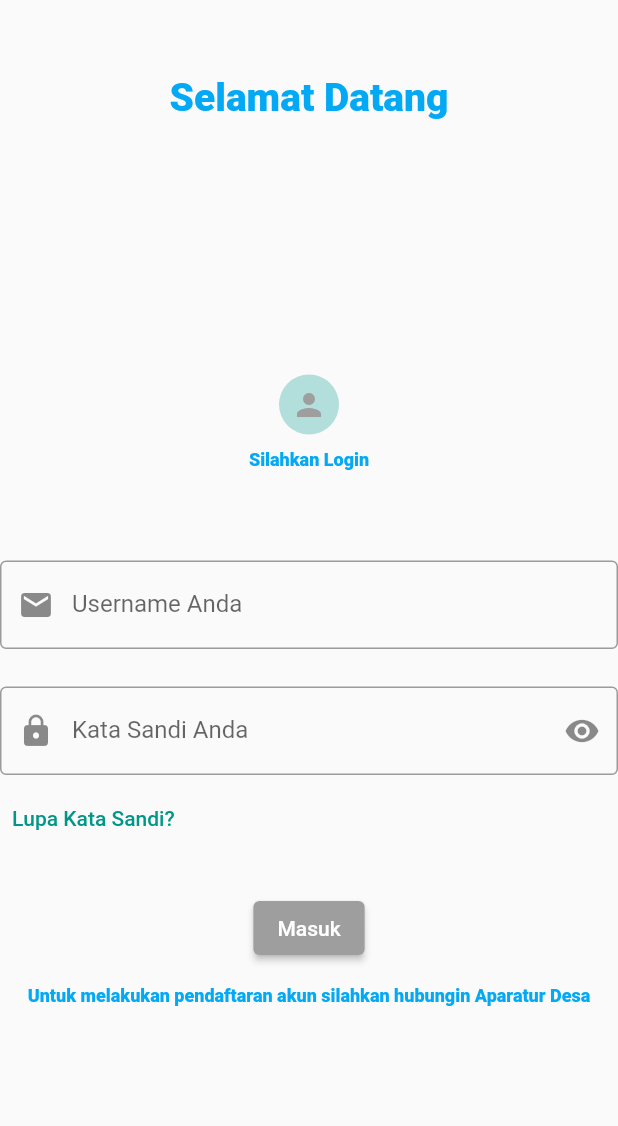
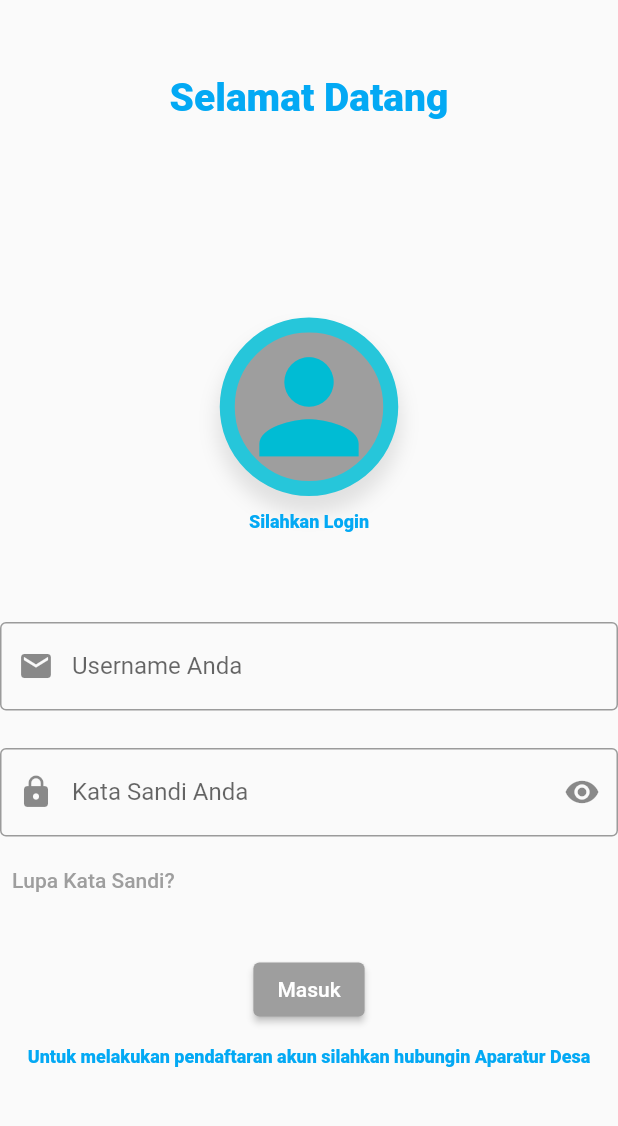
Before and after one commit to thesquad7/said_mobile, a Flutter app: the screen it shows after launch, on a phone screen of 412 x 824 dp, the part 77-1203 px from its top. Run offline on Flutter 3.47's test engine with Material 2 defaults, Android fonts, the phone set to English and light mode, and no system bars; our stand-ins replace table_calendar.

Commit message:
UI-Complate

```diff
--- a/lib/config/navigation.dart
+++ b/lib/config/navigation.dart
@@ -1,3 +1,5 @@
+// ignore_for_file: prefer_const_constructors
+
 import 'package:flutter/material.dart';
 import 'package:said/page/auth/recovery.dart';
 import 'package:said/page/mainpage/home.dart';
--- a/lib/page/auth/login.dart
+++ b/lib/page/auth/login.dart
@@ -12,7 +12,7 @@ class LoginUI extends StatelessWidget {
       debugShowCheckedModeBanner: false,
       title: "Said",
       theme: ThemeData(
-        primarySwatch: Colors.teal,
+        primarySwatch: Colors.grey,
       ),
       home: Scaffold(
         body: const MyLogin(),
@@ -58,20 +58,25 @@ class MyLogin extends StatelessWidget {
                       ),
                     ),
                      const SizedBox(
-                      height: 170,
+                      height: 132,
                     ),
                     Container(
-                      child:
-                        CircleAvatar(
-                          foregroundColor: Colors.teal,
-                          child:
-                         Icon(
-                              Icons.person,
+                          decoration: BoxDecoration(
                               color: Colors.grey,
-                              size: 24.0,
-                          ),
+                              border: Border.all(
+                                  width: 10,
+                                  color:Colors.cyan.shade400),
+                              boxShadow: [
+
+                                BoxShadow(
+                                    spreadRadius: 2,
+                                    blurRadius: 10,
+                                    color: Colors.black.withOpacity(0.1),
+                                    offset: Offset(0, 10))
+                              ],
+                              shape: BoxShape.circle,),
+                              child: Icon(Icons.person, size: 99,color:Colors.cyan.shade500),
                         ),
-                    ),
                     const SizedBox(
                       height: 10,
                     ),
@@ -114,7 +119,8 @@ class MyLogin extends StatelessWidget {
                     Row(
                       mainAxisAlignment:  MainAxisAlignment.start,
                       children: [
-                        TextButton(onPressed: (){}, child: const Text(
+                        TextButton(onPressed: (){Navigator.push(context,MaterialPageRoute(builder: (context) => RegisterUI()),);},
+                        child: const Text(
                           "Lupa Kata Sandi?"
                         ))
                       ],
--- a/pubspec.yaml
+++ b/pubspec.yaml
@@ -1,5 +1,5 @@
 name: said
-description: A new Flutter project.
+description: Wadah penghubung antara aparatur desa dan masyarakat
 
 # The following line prevents the package from being accidentally published to
 # pub.dev using `flutter pub publish`. This is preferred for private packages.
@@ -35,6 +35,8 @@ dependencies:
   # Use with the CupertinoIcons class for iOS style icons.
   cupertino_icons: ^1.0.2
   table_calendar: ^3.0.6
+  identifier: ^0.0.1
+  http: ^0.12.2
 
 dev_dependencies:
   flutter_test:
```
Also changed, not shown: lib/page/auth/recovery.dart (+15 -18 lines), lib/page/mainpage/datapage.dart (+93 -81 lines), lib/page/mainpage/home.dart (+14 -10 lines), lib/page/mainpage/adminstrasi.dart (added), pubspec.lock.
